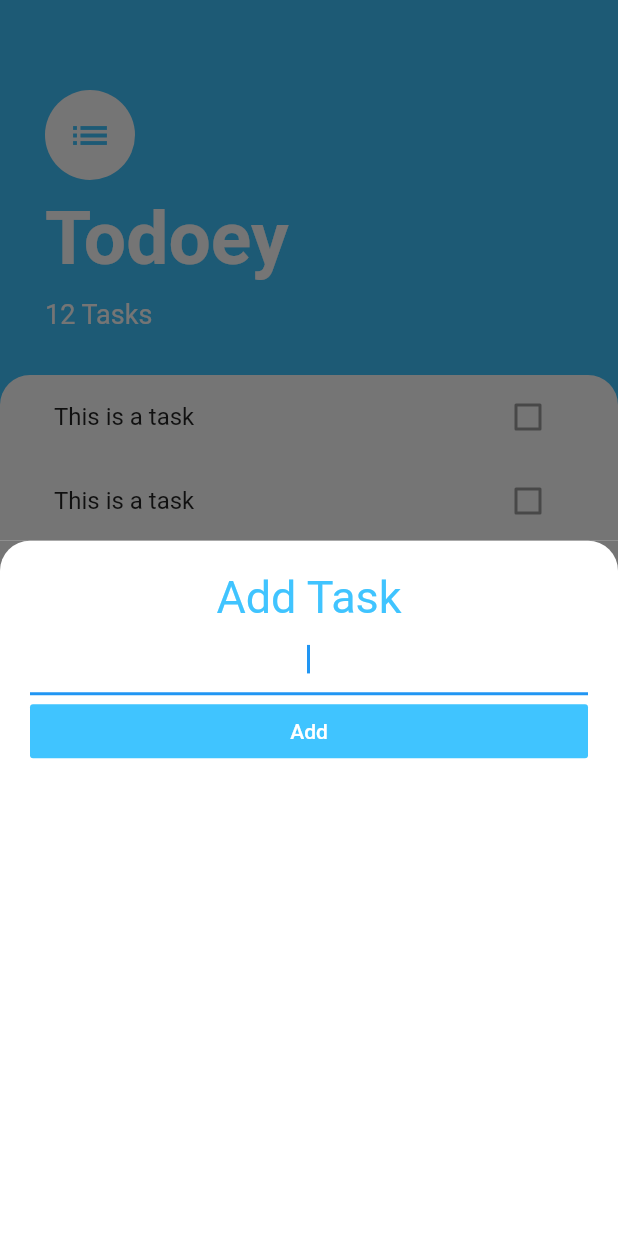
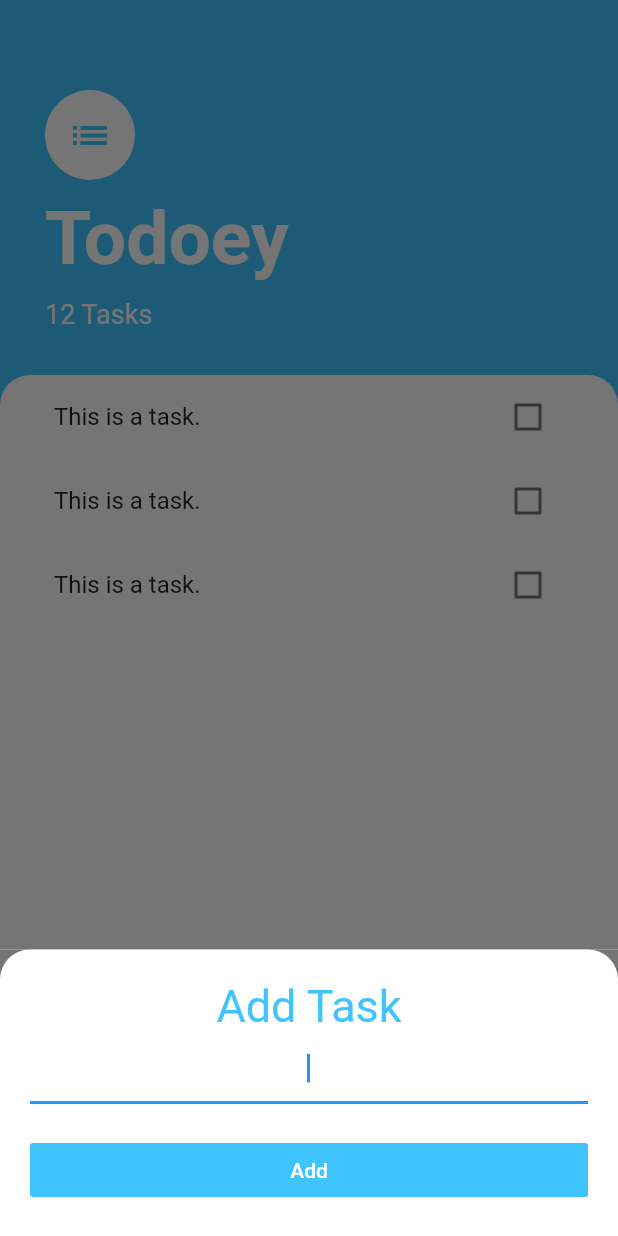
Before and after one commit to judeharding/todoey_flutter, a Flutter app: the screen it shows after launch, after a tap on the "add" icon, on a phone screen of 412 x 824 dp. Run offline on Flutter 3.47's test engine with Material 2 defaults, Android fonts, the phone set to English and light mode, and no system bars.

Commit message:
working thru 214

```diff
--- a/lib/screens/add_task_screen.dart
+++ b/lib/screens/add_task_screen.dart
@@ -31,6 +31,7 @@ class AddTaskScreen extends StatelessWidget {
               autofocus: true,
               textAlign: TextAlign.center,
             ),
+            SizedBox(height: 20.0),
             FlatButton(
               child: Text(
                 'Add',
--- a/lib/screens/task_screen.dart
+++ b/lib/screens/task_screen.dart
@@ -24,11 +24,17 @@ class TasksScreen extends StatelessWidget {
         backgroundColor: Colors.lightBlueAccent,
         child: Icon(Icons.add),
         onPressed: () {
-          //adding task
           // showModalBottomSheet(context: context, builder: buildBottomSheet);
           showModalBottomSheet(
             context: context,
-            builder: (BuildContext context) => AddTaskScreen(),
+            isScrollControlled: true,
+            builder: (BuildContext context) => SingleChildScrollView(
+              child: Container(
+                padding: EdgeInsets.only(
+                    bottom: MediaQuery.of(context).viewInsets.bottom),
+                child: AddTaskScreen(),
+              ),
+            ),
           );
         },
       ),
--- a/lib/widgets/task_tile.dart
+++ b/lib/widgets/task_tile.dart
@@ -1,11 +1,45 @@
 import 'package:flutter/material.dart';
 
-class TaskTile extends StatelessWidget {
+class TaskTile extends StatefulWidget {
+  @override
+  _TaskTileState createState() => _TaskTileState();
+}
+
+class _TaskTileState extends State<TaskTile> {
+  bool isChecked = false;
+
+  void checkboxToggleCallback(bool currentCheckboxState) {
+    setState(() {
+      isChecked = currentCheckboxState;
+    });
+  }
+
   @override
   Widget build(BuildContext context) {
     return ListTile(
-      title: Text('This is a task'),
-      trailing: Checkbox(value: false),
+      title: Text(
+        'This is a task.',
+        style: TextStyle(
+            decoration: isChecked ? TextDecoration.lineThrough : null),
+      ),
+      trailing: TaskCheckbox(isChecked, checkboxToggleCallback),
     );
   }
 }
+
+// she made changes on 214 after the 19 min mark.  i did not follow.
+class TaskCheckbox extends StatelessWidget {
+  final bool checkboxState;
+  final Function toggleCheckboxState;
+
+  TaskCheckbox(this.checkboxState, this.toggleCheckboxState);
+
+  @override
+  Widget build(BuildContext context) {
+    return Checkbox(
+      activeColor: Colors.lightBlueAccent,
+      value: checkboxState,
+      onChanged: toggleCheckboxState,
+    );
+  }
+}
```
